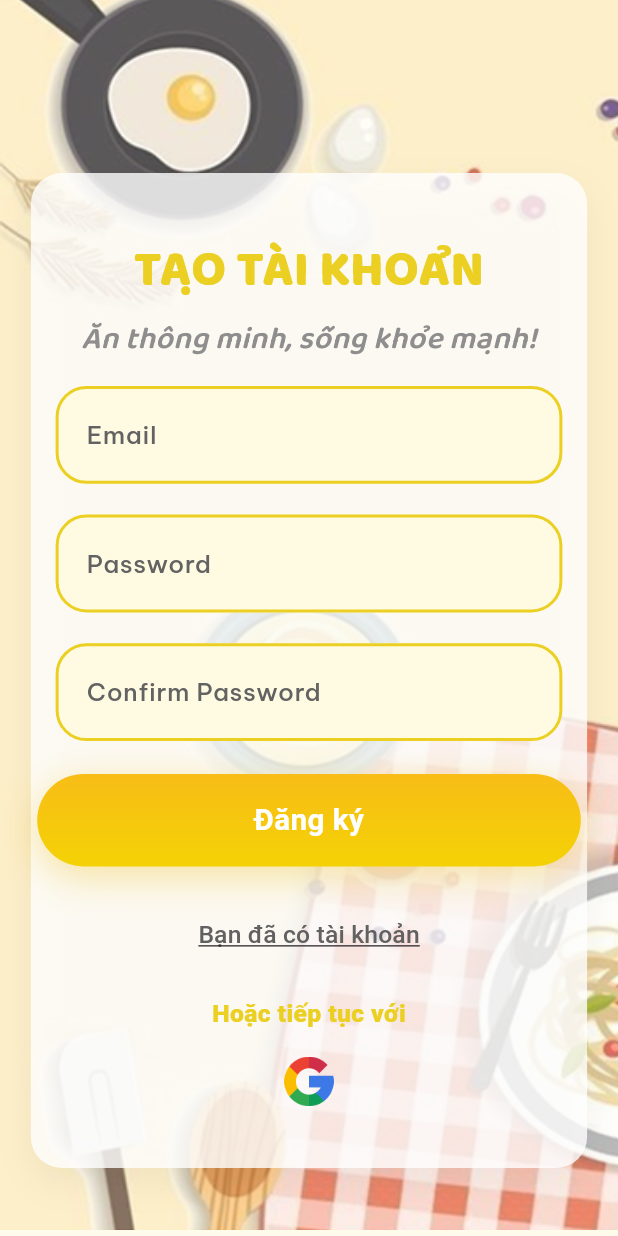
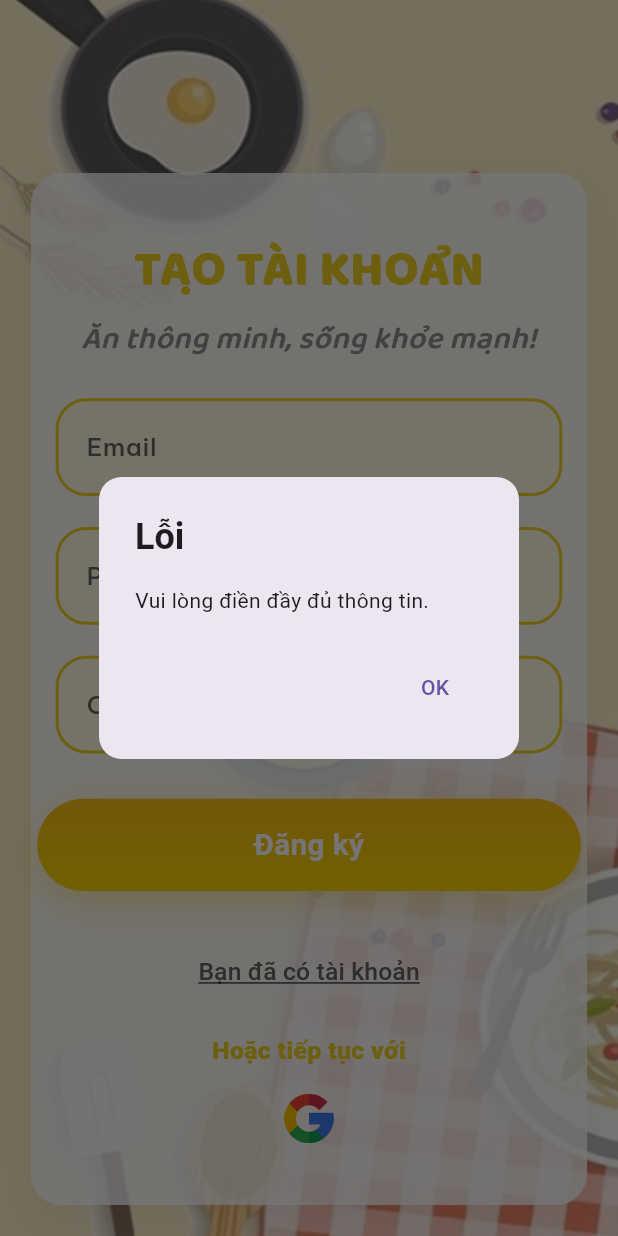
Before and after one commit to trungdoan876/wello-frontend, a Flutter app: the RegisterPage screen opened directly, after a tap on "Đăng ký", on a phone screen of 412 x 824 dp. Run offline on Flutter 3.47's test engine with Material 3 defaults, Android fonts, the phone set to English and light mode, and no system bars; our stand-ins replace google_fonts.

Commit message:
Add register api

```diff
--- a/lib/data/repositories/user_repository_impl.dart
+++ b/lib/data/repositories/user_repository_impl.dart
@@ -10,7 +10,6 @@ class UserRepositoryImpl implements UserRepository {
   @override
   Future<bool> registerUser(User user) async {
     return await apiService.register(
-      name: user.name,
       email: user.email,
       password: user.password,
     );
--- a/lib/data/services/api_service.dart
+++ b/lib/data/services/api_service.dart
@@ -4,10 +4,9 @@ import 'package:http/http.dart' as http;
 class ApiService {
   final String baseUrl;
 
-  ApiService({this.baseUrl = "http://localhost:8080/api"});
+  ApiService({this.baseUrl = "http://10.0.2.2:8080/api"});
 
   Future<bool> register({
-    required String name,
     required String email,
     required String password,
   }) async {
@@ -16,7 +15,7 @@ class ApiService {
     final response = await http.post(
       url,
       headers: {'Content-Type': 'application/json'},
-      body: jsonEncode({'name': name, 'email': email, 'password': password}),
+      body: jsonEncode({'email': email, 'password': password}),
     );
 
     if (response.statusCode == 200) {
--- a/lib/main.dart
+++ b/lib/main.dart
@@ -1,9 +1,5 @@
 import 'package:flutter/material.dart';
 import 'package:wello_frontend/ui/auth/start_page.dart';
-import 'package:wello_frontend/ui/question/question_page.dart';
-import 'package:wello_frontend/ui/question_1/activity_level_screen.dart';
-import 'package:wello_frontend/ui/question_2/target_screen.dart';
-import 'package:wello_frontend/ui/summary/summary_page.dart';
 
 void main() {
   runApp(MyApp());
--- a/lib/ui/register/register_page.dart
+++ b/lib/ui/register/register_page.dart
@@ -2,8 +2,27 @@
 import 'package:flutter/material.dart';
 import 'package:wello_frontend/ui/register/widgets/register_form_cart.dart';
 import 'package:wello_frontend/ui/widgets/responsive.dart';
-class RegisterPage extends StatelessWidget {
+
+class RegisterPage extends StatefulWidget {
   const RegisterPage({super.key});
+
+  @override
+  State<RegisterPage> createState() => _RegisterPageState();
+}
+
+class _RegisterPageState extends State<RegisterPage> {
+  final TextEditingController emailController = TextEditingController();
+  final TextEditingController passwordController = TextEditingController();
+  final TextEditingController confirmPasswordController =
+      TextEditingController();
+
+  @override
+  void dispose() {
+    emailController.dispose();
+    passwordController.dispose();
+    confirmPasswordController.dispose();
+    super.dispose();
+  }
 
   @override
   Widget build(BuildContext context) {
@@ -24,11 +43,7 @@ class RegisterPage extends StatelessWidget {
             ),
           ),
 
-          Positioned.fill(
-            child: Container(
-              color: lightCream.withOpacity(0.2),
-            ),
-          ),
+          Positioned.fill(child: Container(color: lightCream.withOpacity(0.2))),
 
           // Main content
           SafeArea(
@@ -40,13 +55,8 @@ class RegisterPage extends StatelessWidget {
                   Container(
                     margin: EdgeInsets.only(
                       top: context.h(0.1),
-                    ).copyWith(
-                      left: context.w(0.05),
-                      right: context.w(0.05),
-                    ),
-                    padding: EdgeInsets.symmetric(
-                      vertical: context.h(0.05),
-                    ),
+                    ).copyWith(left: context.w(0.05), right: context.w(0.05)),
+                    padding: EdgeInsets.symmetric(vertical: context.h(0.05)),
                     decoration: BoxDecoration(
                       color: Colors.white.withOpacity(0.8),
                       borderRadius: BorderRadius.circular(context.sp(5)),
@@ -58,7 +68,11 @@ class RegisterPage extends StatelessWidget {
                         ),
                       ],
                     ),
-                    child: const RegisterFormContent(),
+                    child: RegisterFormContent(
+                      emailController: emailController,
+                      passwordController: passwordController,
+                      confirmPasswordController: confirmPasswordController,
+                    ),
                   ),
 
                   SizedBox(height: context.h(0.05)),
--- a/lib/ui/register/view_model/register_view_model.dart
+++ b/lib/ui/register/view_model/register_view_model.dart
@@ -11,14 +11,13 @@ class RegisterViewModel extends ChangeNotifier {
   bool get isLoading => _isLoading;
   String? get error => _error;
 
-  Future<void> register(String name, String email, String password) async {
+  Future<void> register(String email, String password) async {
     _isLoading = true;
     _error = null;
     notifyListeners();
 
     try {
       final success = await registerUserUseCase.execute(
-        name: name,
         email: email,
         password: password,
       );
--- a/lib/ui/register/widgets/register_form_cart.dart
+++ b/lib/ui/register/widgets/register_form_cart.dart
@@ -2,13 +2,45 @@
 import 'package:flutter/cupertino.dart';
 import 'package:flutter/material.dart';
 import 'package:google_fonts/google_fonts.dart';
+import 'package:wello_frontend/data/services/api_service.dart';
 import 'package:wello_frontend/ui/login/login_page.dart';
 import 'package:wello_frontend/ui/register/widgets/register_textfields.dart';
 import 'package:wello_frontend/ui/widgets/responsive.dart';
 import 'package:wello_frontend/ui/widgets/animated_start_button.dart';
 
 class RegisterFormContent extends StatelessWidget {
-  const RegisterFormContent({super.key});
+  final TextEditingController emailController;
+  final TextEditingController passwordController;
+  final TextEditingController confirmPasswordController;
+
+  const RegisterFormContent({
+    super.key,
+    required this.emailController,
+    required this.passwordController,
+    required this.confirmPasswordController,
+  });
+
+  // Hàm hiển thị popup
+  void showPopup(
+    BuildContext context, {
+    required String title,
+    required String message,
+  }) {
+    showDialog(
+      context: context,
+      builder: (context) => AlertDialog(
+        shape: RoundedRectangleBorder(borderRadius: BorderRadius.circular(15)),
+        title: Text(title, style: const TextStyle(fontWeight: FontWeight.bold)),
+        content: Text(message),
+        actions: [
+          TextButton(
+            onPressed: () => Navigator.of(context).pop(),
+            child: const Text("OK"),
+          ),
+        ],
+      ),
+    );
+  }
 
   @override
   Widget build(BuildContext context) {
@@ -17,6 +49,7 @@ class RegisterFormContent extends StatelessWidget {
     return Padding(
       padding: EdgeInsets.symmetric(horizontal: context.w(0.04)),
       child: Column(
+        crossAxisAlignment: CrossAxisAlignment.center,
         children: [
           Text(
             'TẠO TÀI KHOẢN',
@@ -37,34 +70,88 @@ class RegisterFormContent extends StatelessWidget {
               color: const Color.fromARGB(255, 143, 142, 142),
               fontStyle: FontStyle.italic,
             ),
+            textAlign: TextAlign.center,
           ),
 
-          SizedBox(height: context.h(0.02)),
+          SizedBox(height: context.h(0.03)),
 
           // --- Input Fields ---
-          const RegisterTextFields(),
+          RegisterTextFields(
+            emailController: emailController,
+            passwordController: passwordController,
+            confirmPasswordController: confirmPasswordController,
+          ),
 
-          SizedBox(height: context.h(0.03)),
+          SizedBox(height: context.h(0.04)),
 
           // --- Nút Đăng ký ---
           SizedBox(
             width: context.w(0.8),
             child: AnimatedStartButton(
               text: "Đăng ký",
-              onPressed: () {},
+              onPressed: () async {
+                final email = emailController.text.trim();
+                final password = passwordController.text;
+                final confirmPassword = confirmPasswordController.text;
+
+                if (email.isEmpty ||
+                    password.isEmpty ||
+                    confirmPassword.isEmpty) {
+                  showPopup(
+                    context,
+                    title: "Lỗi",
+                    message: "Vui lòng điền đầy đủ thông tin.",
+                  );
+                  return;
+                }
+
+                if (password != confirmPassword) {
+                  showPopup(
+                    context,
+                    title: "Lỗi",
+                    message: "Password và Confirm Password không khớp",
+                  );
+                  return;
+                }
+
+                try {
+                  bool success = await ApiService().register(
+                    email: email,
+                    password: password,
+                  );
+                  if (success) {
+                    showPopup(
+                      context,
+                      title: "Thành công",
+                      message: "Bạn đã đăng ký thành công!",
+                    );
+                  } else {
+                    showPopup(
+                      context,
+                      title: "Lỗi",
+                      message: "Đăng ký thất bại. Vui lòng thử lại.",
+                    );
+                  }
+                } catch (e) {
+                  showPopup(
+                    context,
+                    title: "Lỗi",
+                    message: "Không thể kết nối server: $e",
+                  );
+                }
+              },
             ),
           ),
 
-          SizedBox(height: context.h(0.03)),
+          SizedBox(height: context.h(0.04)),
 
           // ---- Đã có tài khoản ----
           TextButton(
             onPressed: () {
               Navigator.push(
-              context,
-              MaterialPageRoute(builder: (_) => const LoginPage()),
-            );
-              // TODO: điều hướng sang LoginPage
+                context,
+                MaterialPageRoute(builder: (_) => const LoginPage()),
+              );
             },
             child: Text(
               'Bạn đã có tài khoản',
@@ -90,10 +177,7 @@ class RegisterFormContent extends StatelessWidget {
           SizedBox(height: context.h(0.02)),
 
           // Google Icon
-          Image.asset(
-            "assets/images/google.png",
-            width: context.w(0.08),
-          ),
+          Image.asset("assets/images/google.png", width: context.w(0.08)),
         ],
       ),
     );
--- a/lib/ui/register/widgets/register_textfields.dart
+++ b/lib/ui/register/widgets/register_textfields.dart
@@ -2,25 +2,49 @@ import 'package:flutter/material.dart';
 import 'package:google_fonts/google_fonts.dart';
 import 'package:wello_frontend/ui/widgets/responsive.dart';
 
+class RegisterTextFields extends StatelessWidget {
+  final TextEditingController emailController;
+  final TextEditingController passwordController;
+  final TextEditingController confirmPasswordController;
 
-class RegisterTextFields extends StatelessWidget {
-  const RegisterTextFields({super.key});
+  const RegisterTextFields({
+    super.key,
+    required this.emailController,
+    required this.passwordController,
+    required this.confirmPasswordController,
+  });
 
   @override
   Widget build(BuildContext context) {
     return Column(
       children: [
-        _buildTextField(context, "Email"),
+        _buildTextField(context, "Email", controller: emailController),
         SizedBox(height: context.h(0.025)),
-        _buildTextField(context, "Password", isPassword: true),
+        _buildTextField(
+          context,
+          "Password",
+          controller: passwordController,
+          isPassword: true,
+        ),
         SizedBox(height: context.h(0.025)),
-        _buildTextField(context, "Confirm Password", isPassword: true),
+        _buildTextField(
+          context,
+          "Confirm Password",
+          controller: confirmPasswordController,
+          isPassword: true,
+        ),
       ],
     );
   }
 
-  Widget _buildTextField(BuildContext context, String label, {bool isPassword = false}) {
+  Widget _buildTextField(
+    BuildContext context,
+    String label, {
+    bool isPassword = false,
+    required TextEditingController controller,
+  }) {
     return TextField(
+      controller: controller,
       obscureText: isPassword,
       decoration: InputDecoration(
         labelText: label,
--- a/pubspec.yaml
+++ b/pubspec.yaml
@@ -33,6 +33,8 @@ dependencies:
     # Gói responsive
   responsive_framework: ^1.3.1
   google_fonts: ^6.2.1
+  provider: ^6.0.5
+  http: ^1.1.0
 
   # The following adds the Cupertino Icons font to your application.
   # Use with the CupertinoIcons class for iOS style icons.
```
Also changed, not shown: pubspec.lock.
